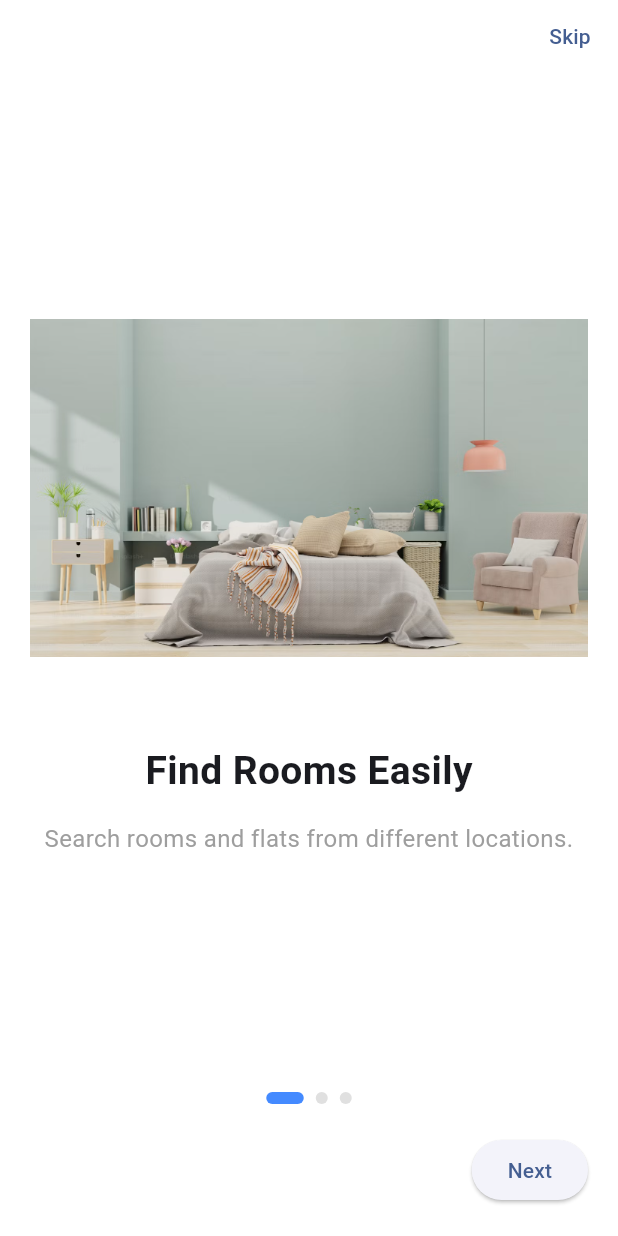
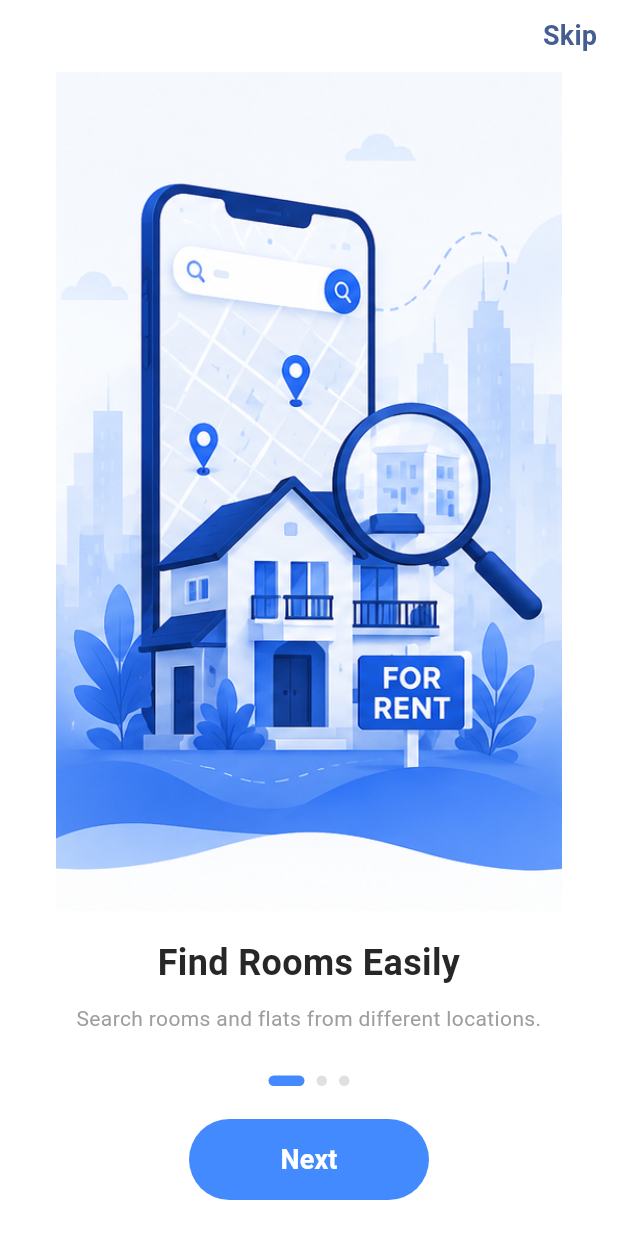
Before and after one commit to AyushShahi01/room-rental-system, a Flutter app: the screen it shows once a user with an empty profile is signed in, on a phone screen of 412 x 824 dp. Run offline on Flutter 3.47's test engine with Material 3 defaults, Android fonts, the phone set to English and light mode, and no system bars; our stand-ins replace dio, firebase_core, firebase_messaging, flutter_local_notifications, flutter_map, geolocator and 4 more; accounts and stored records are empty; project files that could hold a hidden picture were left out.

Commit message:
Onboarding screen added

```diff
--- a/frontend/lib/controllers/onboarding_controller.dart
+++ b/frontend/lib/controllers/onboarding_controller.dart
@@ -10,17 +10,17 @@ class OnboardingController extends GetxController {
 
   final List<Map<String, String>> pages = const [
     {
-      "image": "assets/images/onboarding1.png",
+      "image": "assets/images/onboard_screen1.png",
       "title": "Find Rooms Easily",
       "description": "Search rooms and flats from different locations.",
     },
     {
-      "image": "assets/images/onboarding2.png",
+      "image": "assets/images/onboard_screen2.png",
       "title": "Connect with Landlords",
       "description": "Directly contact landlords and property owners.",
     },
     {
-      "image": "assets/images/onboarding3.png",
+      "image": "assets/images/onboard_screen3.png",
       "title": "Start Your Journey",
       "description": "Find your perfect rental home quickly and easily.",
     },
--- a/frontend/lib/views/onboarding_view.dart
+++ b/frontend/lib/views/onboarding_view.dart
@@ -16,73 +16,83 @@ class OnboardingView extends StatelessWidget {
       body: SafeArea(
         child: Column(
           children: [
-            /// Skip Button
             Align(
-              alignment: Alignment.topRight,
+              alignment: Alignment.centerRight,
               child: TextButton(
                 onPressed: controller.goToLogin,
-                child: const Text("Skip"),
+                child: const Text(
+                  'Skip',
+                  style: TextStyle(
+                    fontSize: 18,
+                    fontWeight: FontWeight.w600,
+                  ),
+                ),
               ),
             ),
-
-            /// PageView
             Expanded(
               child: PageView.builder(
                 controller: controller.pageController,
                 itemCount: controller.pages.length,
                 onPageChanged: controller.onPageChanged,
                 itemBuilder: (context, index) {
+                  final page = controller.pages[index];
+
                   return Padding(
-                    padding: const EdgeInsets.all(20),
+                    padding: const EdgeInsets.symmetric(horizontal: 24),
                     child: Column(
-                      mainAxisAlignment: MainAxisAlignment.center,
                       children: [
-                        Image.asset(
-                          controller.pages[index]["image"]!,
-                          height: 280,
-                        ),
-
-                        const SizedBox(height: 30),
-
-                        Text(
-                          controller.pages[index]["title"]!,
-                          style: const TextStyle(
-                            fontSize: 26,
-                            fontWeight: FontWeight.bold,
+                        Expanded(
+                          child: Image.asset(
+                            page['image']!,
+                            width: double.infinity,
+                            fit: BoxFit.contain,
+                            errorBuilder: (context, error, stackTrace) =>
+                                const Center(
+                                  child: Icon(Icons.broken_image, size: 56),
+                                ),
                           ),
                         ),
-
-                        const SizedBox(height: 15),
-
+                        const SizedBox(height: 18),
                         Text(
-                          controller.pages[index]["description"]!,
+                          page['title']!,
                           textAlign: TextAlign.center,
                           style: const TextStyle(
-                            fontSize: 16,
+                            fontSize: 24,
+                            fontWeight: FontWeight.bold,
+                            color: Color(0xFF272727),
+                          ),
+                        ),
+                        const SizedBox(height: 10),
+                        Text(
+                          page['description']!,
+                          textAlign: TextAlign.center,
+                          style: const TextStyle(
+                            fontSize: 14,
+                            height: 1.45,
                             color: Colors.grey,
                           ),
                         ),
+                        const SizedBox(height: 24),
                       ],
                     ),
                   );
                 },
               ),
             ),
-
-            /// Indicators + Button
             Obx(
               () => Padding(
-                padding: const EdgeInsets.all(20),
+                padding: const EdgeInsets.fromLTRB(24, 4, 24, 24),
                 child: Column(
                   children: [
                     Row(
                       mainAxisAlignment: MainAxisAlignment.center,
                       children: List.generate(
                         controller.pages.length,
-                        (index) => Container(
+                        (index) => AnimatedContainer(
+                          duration: const Duration(milliseconds: 200),
                           margin: const EdgeInsets.symmetric(horizontal: 4),
-                          height: 8,
-                          width: controller.currentPage.value == index ? 25 : 8,
+                          height: 7,
+                          width: controller.currentPage.value == index ? 24 : 7,
                           decoration: BoxDecoration(
                             color: controller.currentPage.value == index
                                 ? AppColor.primaryblue
@@ -92,15 +102,24 @@ class OnboardingView extends StatelessWidget {
                         ),
                       ),
                     ),
-
-                    const SizedBox(height: 20),
-
-                    Align(
-                      alignment: Alignment.centerRight,
+                    const SizedBox(height: 22),
+                    SizedBox(
+                      width: 160,
+                      height: 54,
                       child: ElevatedButton(
                         onPressed: controller.nextPage,
+                        style: ElevatedButton.styleFrom(
+                          backgroundColor: AppColor.primaryblue,
+                          foregroundColor: Colors.white,
+                          elevation: 0,
+                          shape: const StadiumBorder(),
+                        ),
                         child: Text(
-                          controller.isLastPage ? "Get Started" : "Next",
+                          controller.isLastPage ? 'Get Started' : 'Next',
+                          style: const TextStyle(
+                            fontSize: 18,
+                            fontWeight: FontWeight.w600,
+                          ),
                         ),
                       ),
                     ),
--- a/frontend/pubspec.yaml
+++ b/frontend/pubspec.yaml
@@ -70,7 +70,9 @@ flutter:
 
   # To add assets to your application, add an assets section, like this:
   assets:
-    - assets/images/
+    - assets/images/onboard_screen1.png
+    - assets/images/onboard_screen2.png
+    - assets/images/onboard_screen3.png
   #   - images/a_dot_ham.jpeg
 
   # An image asset can refer to one or more resolution-specific "variants", see
```
Also changed, not shown: frontend/assets/images/onboard_screen1.png (added), frontend/assets/images/onboard_screen2.png (added), frontend/assets/images/onboard_screen3.png (added), frontend/assets/images/onboarding1.png (deleted), frontend/assets/images/onboarding2.png (deleted), frontend/assets/images/onboarding3.png (deleted), frontend/pubspec.lock.
